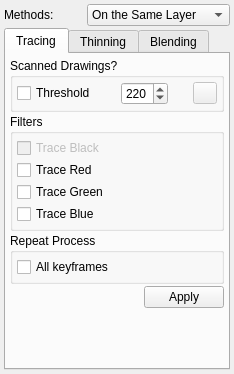
pencil2d/pencil, file app/ui/bitmapcoloringwidget.ui: the form before one commit.
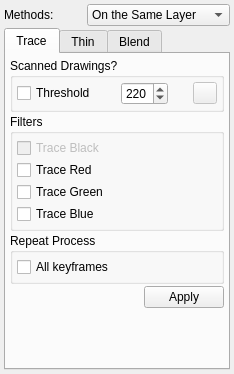
The form after the commit. Icons and pictures are not drawn.

Commit message: Consistent naming and some cleanup in code

Patch:
```diff
--- a/app/ui/bitmapcoloringwidget.ui
+++ b/app/ui/bitmapcoloringwidget.ui
@@ -64,7 +64,7 @@
      </property>
      <widget class="QWidget" name="tab1">
       <attribute name="title">
-       <string>Tracing</string>
+       <string>Trace</string>
       </attribute>
       <layout class="QVBoxLayout" name="verticalLayout_13">
        <property name="spacing">
@@ -414,7 +414,7 @@
      </widget>
      <widget class="QWidget" name="tab2">
       <attribute name="title">
-       <string>Thinning</string>
+       <string>Thin</string>
       </attribute>
       <layout class="QVBoxLayout" name="verticalLayout_15">
        <property name="spacing">
@@ -721,7 +721,7 @@
      </widget>
      <widget class="QWidget" name="tab3">
       <attribute name="title">
-       <string>Blending</string>
+       <string>Blend</string>
       </attribute>
       <layout class="QVBoxLayout" name="verticalLayout_12">
        <property name="spacing">
```
Left out of the diff: 30 changed lines with no effect on the pictures. The commit also changes 2 other files.
